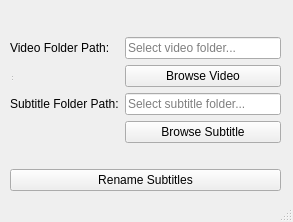
First picture: the form in mainwindow.ui, repository Kaywere/MagicRename, before the edit.
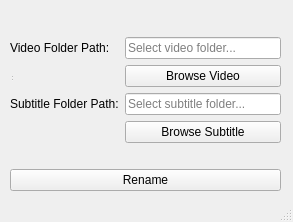
Second picture: the form after the edit.

The edit to the form file:
```diff
--- a/mainwindow.ui
+++ b/mainwindow.ui
@@ -65,7 +65,7 @@
           <bool>true</bool>
          </property>
          <property name="text">
-          <string>Rename Subtitles</string>
+          <string>Rename</string>
          </property>
         </widget>
        </item>
```
